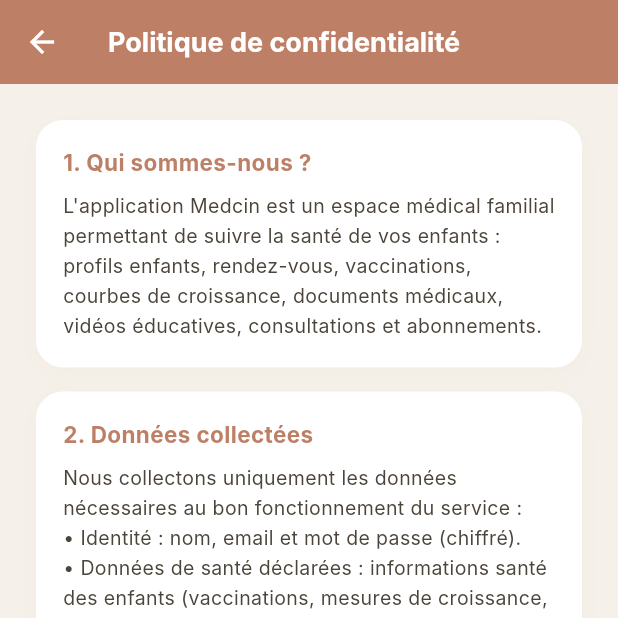
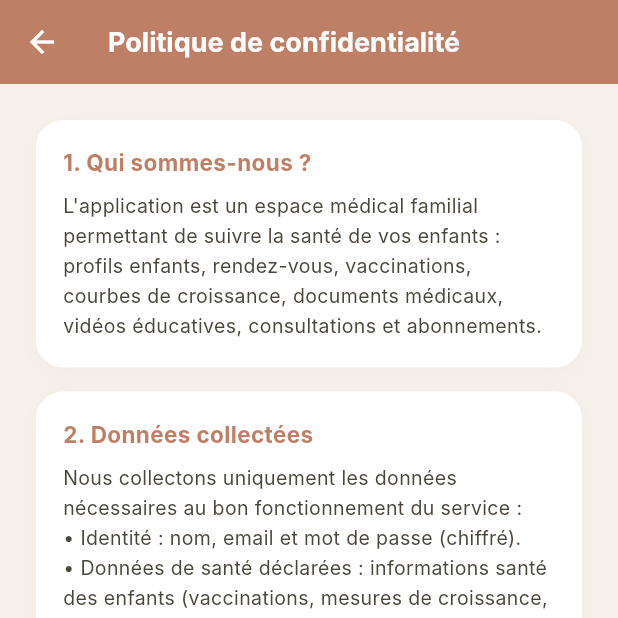
Before and after one commit to Smethodique/appios, a Flutter app: the screen it shows after launch, after a tap on "Politique de confidentialité", on a phone screen of 412 x 824 dp, the top half of it. Run offline on Flutter 3.47's test engine with Material 3 defaults, Android fonts, the phone set to English and light mode, and no system bars; our stand-ins replace chewie, dio, file_picker, fl_chart, flutter_screenutil, flutter_secure_storage and 11 more; missing offline and left inert: dart:html, onesignal_flutter, pusher_channels_flutter; accounts and stored records are empty; network calls fail; Roboto replaces fonts that are missing (Inter).

Commit message:
Remove Medcin branding from intro and use logo only

```diff
--- a/flutter-app/lib/main.dart
+++ b/flutter-app/lib/main.dart
@@ -22,11 +22,11 @@ void main() async {
     ChatService.instance.dispose();
     await AuthProvider.instance.forceLogout();
   });
-  runApp(const MedcinApp());
+  runApp(const FamilyHealthApp());
 }
 
-class MedcinApp extends StatelessWidget {
-  const MedcinApp({super.key});
+class FamilyHealthApp extends StatelessWidget {
+  const FamilyHealthApp({super.key});
 
   @override
   Widget build(BuildContext context) {
@@ -37,7 +37,7 @@ class MedcinApp extends StatelessWidget {
       builder: (context, child) {
         return AppProviders(
           child: MaterialApp.router(
-            title: 'Medcin',
+            title: '',
             debugShowCheckedModeBanner: false,
             theme: AppTheme.dark(),
             routerConfig: appRouter,
--- a/flutter-app/lib/presentation/screens/how_to_use_screen.dart
+++ b/flutter-app/lib/presentation/screens/how_to_use_screen.dart
@@ -11,16 +11,24 @@ class HowToUseScreen extends StatelessWidget {
         backgroundColor: const Color(0xFFF7F2EC),
         foregroundColor: const Color(0xFF2C2B22),
         elevation: 0,
-        title: const Text('Comment utiliser Medcin',
+        title: const Text('Comment utiliser l’application',
             style: TextStyle(fontWeight: FontWeight.w700, fontSize: 18)),
       ),
       body: ListView(
         padding: const EdgeInsets.all(24),
         children: [
+          Center(
+            child: Image.asset(
+              'assets/images/logo.png',
+              width: 72,
+              height: 72,
+            ),
+          ),
+          const SizedBox(height: 20),
           const Padding(
             padding: EdgeInsets.only(bottom: 16),
             child: Text(
-              'Bienvenue sur Medcin, votre espace médical familial. '
+              'Bienvenue dans votre espace médical familial. '
               'Voici un guide simple pour profiter de toutes nos fonctionnalités.',
               style: TextStyle(color: Color(0xFF4B443A), fontSize: 14, height: 1.55),
             ),
@@ -61,7 +69,7 @@ class HowToUseScreen extends StatelessWidget {
               'support@medcin.ma. Nous sommes là pour vous aider.'),
           const SizedBox(height: 8),
           const Text(
-            'Medcin — Prendre soin de vos enfants, simplement.',
+            'Prendre soin de vos enfants, simplement.',
             textAlign: TextAlign.center,
             style: TextStyle(color: Color(0xFFA69D8F), fontSize: 12),
           ),
--- a/flutter-app/lib/presentation/screens/privacy_policy_screen.dart
+++ b/flutter-app/lib/presentation/screens/privacy_policy_screen.dart
@@ -18,7 +18,7 @@ class PrivacyPolicyScreen extends StatelessWidget {
         padding: const EdgeInsets.all(24),
         children: [
           _section('1. Qui sommes-nous ?',
-              'L\'application Medcin est un espace médical familial permettant de suivre la santé de vos '
+              'L\'application est un espace médical familial permettant de suivre la santé de vos '
               'enfants : profils enfants, rendez-vous, vaccinations, courbes de croissance, documents '
               'médicaux, vidéos éducatives, consultations et abonnements.'),
           _section('2. Données collectées',
--- a/flutter-app/lib/presentation/screens/splash_screen.dart
+++ b/flutter-app/lib/presentation/screens/splash_screen.dart
@@ -77,21 +77,6 @@ class _SplashScreenState extends State<SplashScreen> {
                     child: Image.asset('assets/images/logo.png'),
                   ),
                 ),
-                const SizedBox(height: 24),
-                const Text(
-                  'Medcin',
-                  style: TextStyle(
-                    fontSize: 28,
-                    fontWeight: FontWeight.w700,
-                    color: Color(0xFFBD7F66),
-                    fontFamily: 'Playfair Display',
-                  ),
-                ),
-                const SizedBox(height: 8),
-                const Text(
-                  'Votre espace médical familial',
-                  style: TextStyle(color: Color(0xFF8E7F68), fontSize: 13),
-                ),
                 const SizedBox(height: 40),
                 const SizedBox(
                   width: 22,
--- a/flutter-app/lib/presentation/screens/video_player_screen.dart
+++ b/flutter-app/lib/presentation/screens/video_player_screen.dart
@@ -119,7 +119,7 @@ class _VideoPlayerScreenState extends State<VideoPlayerScreen> {
       await SharePlus.instance.share(
         ShareParams(
           subject: widget.title,
-          text: 'Regarde cette vidéo sur Medcin : $url',
+          text: 'Regarde cette vidéo : $url',
         ),
       );
     } catch (e) {
```
Also changed, not shown: 2 other files.
